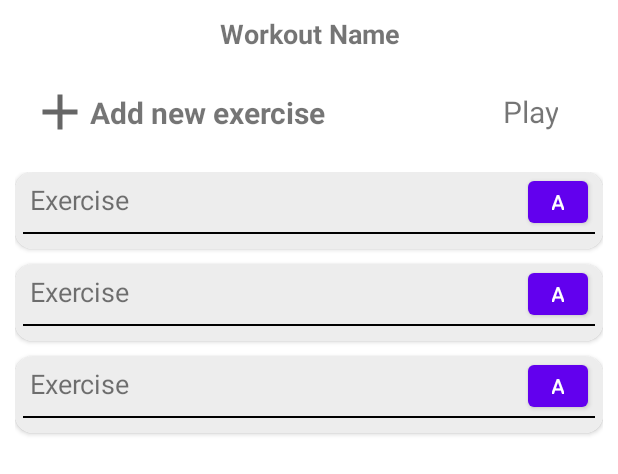
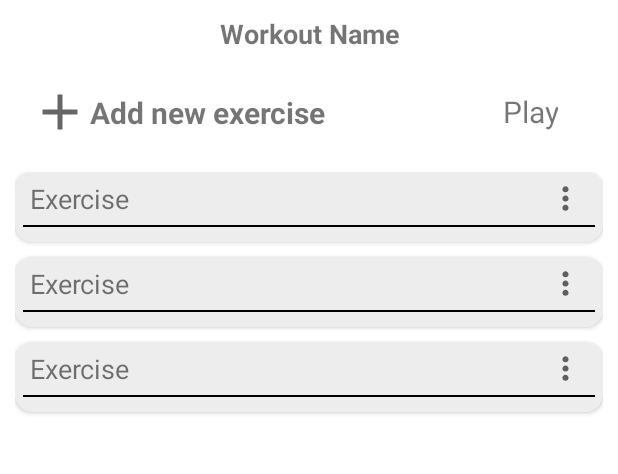
Before and after one commit to ajay53/MyApp, an Android app: the layout activity_exercise.xml on its own in the app's theme, with its tools: preview values and no code run, on a phone screen of 412 x 824 dp. Shown: the top 474 px of the screen. Run offline under Robolectric (Android 15) with nearby library versions, the phone set to English and light mode, and no system bars.

Commit message:
Added Delete Set and Delete Exercise Feature

```diff
--- a/app/src/main/java/com/goazi/workoutmanager/helper/Util.kt
+++ b/app/src/main/java/com/goazi/workoutmanager/helper/Util.kt
@@ -25,4 +25,8 @@ class Util {
     interface RestOnClick {
         fun onRestClicked(view: View, session: Session)
     }
+
+    interface DeleteOnClick {
+        fun onDeleteClicked(view: View, session: Session)
+    }
 }
--- a/app/src/main/java/com/goazi/workoutmanager/repository/ExerciseRepository.kt
+++ b/app/src/main/java/com/goazi/workoutmanager/repository/ExerciseRepository.kt
@@ -14,6 +14,10 @@ class ExerciseRepository(private val exerciseDao: ExerciseDao) {
 
     suspend fun insert(exercise: Exercise) {
         exerciseDao.insert(exercise)
+    }
+
+    suspend fun delete(exercise: Exercise) {
+        exerciseDao.delete(exercise)
     }
 
     fun getExercisesById(id: Int): LiveData<MutableList<Exercise>> {
--- a/app/src/main/java/com/goazi/workoutmanager/repository/SessionRepository.kt
+++ b/app/src/main/java/com/goazi/workoutmanager/repository/SessionRepository.kt
@@ -12,6 +12,10 @@ class SessionRepository(private val sessionDao: SessionDao) {
 
     suspend fun insert(session: Session) {
         sessionDao.insert(session)
+    }
+
+    suspend fun delete(session: Session) {
+        sessionDao.delete(session)
     }
 
     fun getSessionsById(id: Int): LiveData<MutableList<Session>> {
--- a/app/src/main/java/com/goazi/workoutmanager/repository/cache/dao/ExerciseDao.kt
+++ b/app/src/main/java/com/goazi/workoutmanager/repository/cache/dao/ExerciseDao.kt
@@ -2,6 +2,7 @@ package com.goazi.workoutmanager.repository.cache.dao
 
 import androidx.lifecycle.LiveData
 import androidx.room.Dao
+import androidx.room.Delete
 import androidx.room.Insert
 import androidx.room.Query
 import com.goazi.workoutmanager.model.Exercise
@@ -12,6 +13,9 @@ interface ExerciseDao {
     @Insert
     suspend fun insert(exercise: Exercise)
 
+    @Delete
+    suspend fun delete(exercise: Exercise)
+
     @Query("SELECT * FROM tbl_exercise WHERE workoutId = :id ORDER BY timeStamp ASC")
     fun getExercisesById(id: Int): LiveData<MutableList<Exercise>>
 
--- a/app/src/main/java/com/goazi/workoutmanager/repository/cache/dao/SessionDao.kt
+++ b/app/src/main/java/com/goazi/workoutmanager/repository/cache/dao/SessionDao.kt
@@ -2,6 +2,7 @@ package com.goazi.workoutmanager.repository.cache.dao
 
 import androidx.lifecycle.LiveData
 import androidx.room.Dao
+import androidx.room.Delete
 import androidx.room.Insert
 import androidx.room.Query
 import com.goazi.workoutmanager.model.Session
@@ -20,4 +21,7 @@ interface SessionDao {
 
     @Query("SELECT * FROM tbl_session WHERE exerciseId = :id")
     fun getSessions(id: String): MutableList<Session>
+
+    @Delete
+    suspend fun delete(session: Session)
 }
--- a/app/src/main/java/com/goazi/workoutmanager/viewmodel/ExerciseViewModel.kt
+++ b/app/src/main/java/com/goazi/workoutmanager/viewmodel/ExerciseViewModel.kt
@@ -33,6 +33,12 @@ class ExerciseViewModel(application: Application) : AndroidViewModel(application
         }
     }
 
+    fun delete(exercise: Exercise) {
+        viewModelScope.launch(Dispatchers.IO) {
+            repository.delete(exercise)
+        }
+    }
+
     fun getExerciseById(id: String): Exercise {
         return repository.getExerciseById(id)
     }
--- a/app/src/main/java/com/goazi/workoutmanager/viewmodel/SessionViewModel.kt
+++ b/app/src/main/java/com/goazi/workoutmanager/viewmodel/SessionViewModel.kt
@@ -31,6 +31,12 @@ class SessionViewModel(application: Application) : AndroidViewModel(application)
         }
     }
 
+    fun delete(session: Session) {
+        viewModelScope.launch(Dispatchers.IO) {
+            repository.delete(session)
+        }
+    }
+
     fun getSessions(id: String): MutableList<Session> {
         return repository.getSessions(id)
     }
--- /dev/null
+++ b/app/src/main/res/drawable/ic_menu.xml
@@ -0,0 +1,10 @@
+<vector xmlns:android="http://schemas.android.com/apk/res/android"
+    android:width="24dp"
+    android:height="24dp"
+    android:viewportWidth="24"
+    android:viewportHeight="24"
+    android:tint="?attr/colorControlNormal">
+  <path
+      android:fillColor="@android:color/white"
+      android:pathData="M12,8c1.1,0 2,-0.9 2,-2s-0.9,-2 -2,-2 -2,0.9 -2,2 0.9,2 2,2zM12,10c-1.1,0 -2,0.9 -2,2s0.9,2 2,2 2,-0.9 2,-2 -0.9,-2 -2,-2zM12,16c-1.1,0 -2,0.9 -2,2s0.9,2 2,2 2,-0.9 2,-2 -0.9,-2 -2,-2z"/>
+</vector>
--- a/app/src/main/res/layout/activity_exercise.xml
+++ b/app/src/main/res/layout/activity_exercise.xml
@@ -74,7 +74,7 @@
                 android:layout_width="match_parent"
                 android:layout_height="wrap_content">
 
-                <ImageView
+                <androidx.appcompat.widget.AppCompatImageView
                     android:id="@+id/img_lock"
                     android:layout_width="40dp"
                     android:layout_height="40dp"
@@ -99,7 +99,7 @@
                     app:layout_constraintStart_toEndOf="@+id/img_lock"
                     app:layout_constraintTop_toTopOf="parent" />
 
-                <ImageView
+                <androidx.appcompat.widget.AppCompatImageView
                     android:id="@+id/img_stop"
                     android:layout_width="40dp"
                     android:layout_height="40dp"
@@ -133,7 +133,7 @@
                 android:layout_height="wrap_content"
                 android:layout_marginTop="10dp">
 
-                <ImageView
+                <androidx.appcompat.widget.AppCompatImageView
                     android:id="@+id/img_replay"
                     android:layout_width="40dp"
                     android:layout_height="40dp"
@@ -141,7 +141,7 @@
                     app:layout_constraintStart_toStartOf="parent"
                     app:layout_constraintTop_toTopOf="parent" />
 
-                <ImageView
+                <androidx.appcompat.widget.AppCompatImageView
                     android:id="@+id/img_pause"
                     android:layout_width="40dp"
                     android:layout_height="40dp"
@@ -150,7 +150,7 @@
                     app:layout_constraintStart_toStartOf="parent"
                     app:layout_constraintTop_toTopOf="parent" />
 
-                <ImageView
+                <androidx.appcompat.widget.AppCompatImageView
                     android:id="@+id/img_forward"
                     android:layout_width="40dp"
                     android:layout_height="40dp"
--- a/app/src/main/res/layout/exercise_list_item.xml
+++ b/app/src/main/res/layout/exercise_list_item.xml
@@ -17,30 +17,34 @@
         <androidx.appcompat.widget.LinearLayoutCompat
             android:layout_width="match_parent"
             android:layout_height="wrap_content"
+            android:minHeight="30dp"
             android:orientation="horizontal"
+            android:paddingTop="5dp"
+            android:paddingBottom="5dp"
             android:weightSum="6">
 
             <TextView
                 android:id="@+id/tv_name"
                 android:layout_width="wrap_content"
-                android:layout_height="wrap_content"
+                android:layout_height="match_parent"
                 android:layout_centerHorizontal="true"
                 android:layout_centerVertical="true"
                 android:layout_weight="6"
                 android:ellipsize="end"
+                android:gravity="center_vertical"
                 android:maxLines="2"
                 android:paddingStart="10dp"
                 android:paddingEnd="10dp"
                 android:text="Exercise"
                 android:textSize="18sp" />
 
-            <Button
-                android:id="@+id/btn_add_session"
-                android:layout_width="40dp"
-                android:layout_height="40dp"
+            <androidx.appcompat.widget.AppCompatImageView
+                android:id="@+id/img_menu"
+                android:layout_width="30dp"
+                android:layout_height="match_parent"
                 android:layout_marginEnd="10dp"
                 android:layout_toEndOf="@+id/tv_name"
-                android:text="A" />
+                android:src="@drawable/ic_menu" />
         </androidx.appcompat.widget.LinearLayoutCompat>
 
         <View
--- a/app/src/main/res/values-night/themes.xml
+++ b/app/src/main/res/values-night/themes.xml
@@ -12,5 +12,12 @@
         <!-- Status bar color. -->
         <item name="android:statusBarColor" tools:targetApi="l">?attr/colorPrimaryVariant</item>
         <!-- Customize your theme here. -->
+        <item name="popupMenuStyle">@style/MyPopupMenu</item>
+    </style>
+
+    <style name="MyPopupMenu" parent="@style/Widget.MaterialComponents.PopupMenu.Overflow">
+        <item name="android:dropDownHorizontalOffset">-10dp</item>
+        <item name="android:dropDownVerticalOffset">0dp</item>
+        <item name="overlapAnchor">true</item>
     </style>
 </resources>
--- a/app/src/main/res/values/themes.xml
+++ b/app/src/main/res/values/themes.xml
@@ -1,6 +1,6 @@
 <resources xmlns:tools="http://schemas.android.com/tools">
     <!-- Base application theme. -->
-    <style name="Theme.WorkoutManager" parent="Theme.MaterialComponents.DayNight.DarkActionBar">
+    <style name="Theme.WorkoutManager" parent="Theme.MaterialComponents.Light.DarkActionBar">
         <!-- Primary brand color. -->
         <item name="colorPrimary">@color/purple_500</item>
         <item name="colorPrimaryVariant">@color/purple_700</item>
@@ -12,5 +12,12 @@
         <!-- Status bar color. -->
         <item name="android:statusBarColor" tools:targetApi="l">?attr/colorPrimaryVariant</item>
         <!-- Customize your theme here. -->
+        <item name="popupMenuStyle">@style/MyPopupMenu</item>
+    </style>
+
+    <style name="MyPopupMenu" parent="@style/Widget.MaterialComponents.PopupMenu.Overflow">
+        <item name="android:dropDownHorizontalOffset">-10dp</item>
+        <item name="android:dropDownVerticalOffset">0dp</item>
+        <item name="overlapAnchor">true</item>
     </style>
 </resources>
```
Also changed, not shown: app/src/main/java/com/goazi/workoutmanager/adapter/ExerciseListAdapter.kt (+10 -9 lines), app/src/main/java/com/goazi/workoutmanager/view/activity/ExerciseActivity.kt (+96 -22 lines), app/src/main/res/drawable/ic_delete.xml (added, +10 -0 lines), app/src/main/res/layout/card_session.xml (+13 -0 lines), app/src/main/res/menu/menu_edit_exercise.xml (added, +14 -0 lines).
